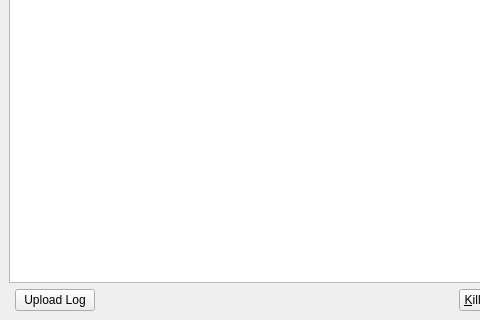
Before: the Qt Designer form gui/ConsoleWindow.ui in FreesmTeam/FreesmLauncher, drawn with Qt 5; both pictures show x 0 to 480 and y 120 to 440 of the 640 by 440 pixel window.
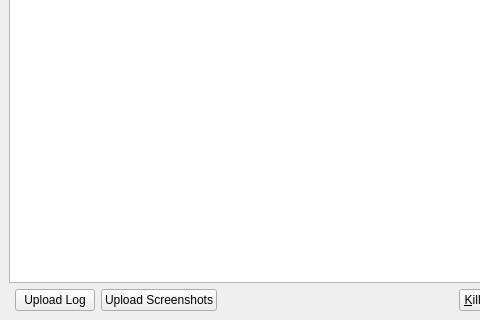
After: the same form once the commit is applied.

Commit message: Screenshot fixes, move some code around, fix some stuff

Diff of the .ui file:
```diff
--- a/gui/ConsoleWindow.ui
+++ b/gui/ConsoleWindow.ui
@@ -49,6 +49,13 @@
         </property>
        </widget>
       </item>
+      <item>
+       <widget class="QPushButton" name="btnScreenshots">
+        <property name="text">
+         <string>Upload Screenshots</string>
+        </property>
+       </widget>
+      </item>
       <item>
        <spacer name="horizontalSpacer">
         <property name="orientation">
```
The commit also changes 10 other files.
